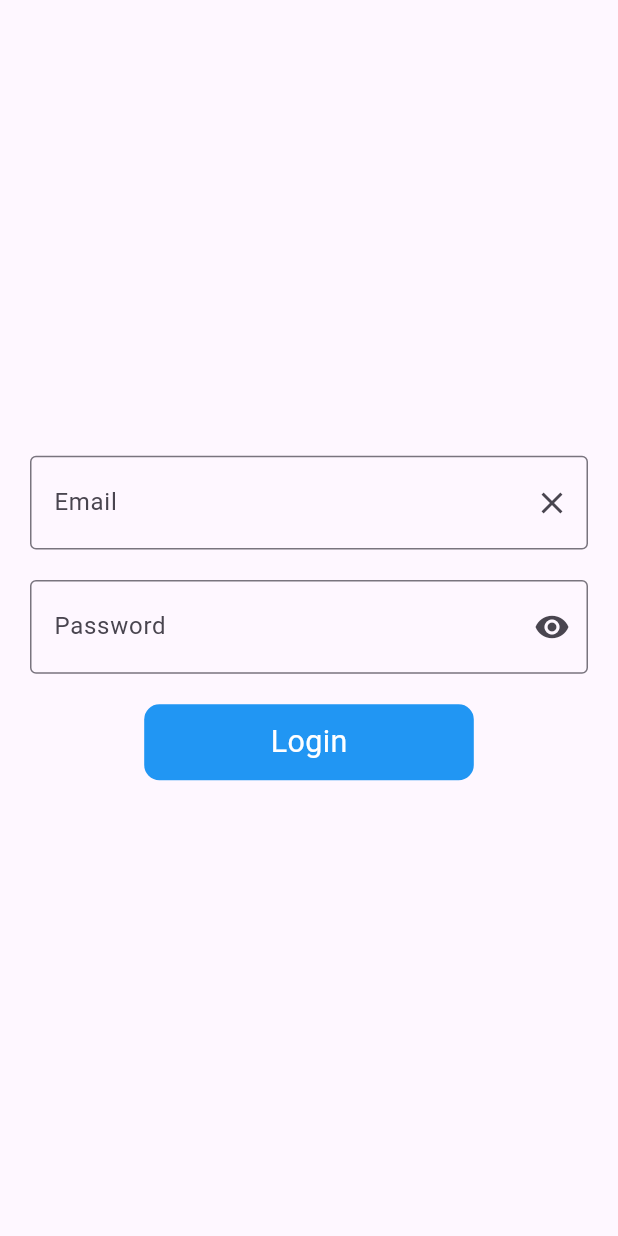
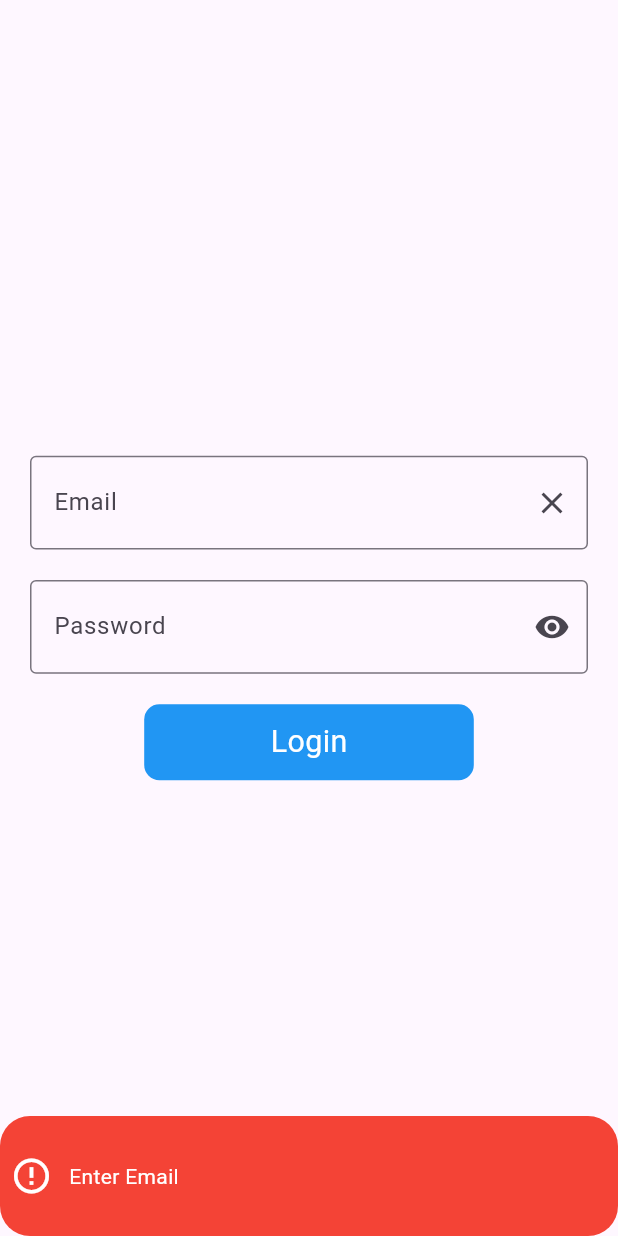
Before and after one commit to Muhammd-Shehzad/apis, a Flutter app: the screen it shows after launch, after a tap on "Login", on a phone screen of 412 x 824 dp. Run offline on Flutter 3.47's test engine with Material 3 defaults, Android fonts, the phone set to English and light mode, and no system bars; drawn by our look-alikes of another_flushbar; our stand-ins replace flutter_screenutil, get.

Commit message:
some changes done

```diff
--- /dev/null
+++ b/lib/data/Network/base_api_services.dart
@@ -0,0 +1,4 @@
+abstract class BaseApiServices {
+  Future<dynamic> getGetApiResponse(String url);
+  Future<dynamic> getPostApiResponse(String url, dynamic data);
+}
--- /dev/null
+++ b/lib/data/Response/status.dart
@@ -0,0 +1 @@
+enum Status { LOADING, COMPLETED, ERROR }
--- /dev/null
+++ b/lib/repositery/auth_repositery.dart
@@ -0,0 +1 @@
+class AuthRepositery {}
--- a/lib/utils/utils.dart
+++ b/lib/utils/utils.dart
@@ -1,3 +1,5 @@
+import 'package:another_flushbar/flushbar.dart';
+import 'package:another_flushbar/flushbar_route.dart';
 import 'package:flutter/material.dart';
 
 class Utils {
@@ -9,4 +11,20 @@ class Utils {
     currentFocus.unfocus();
     FocusScope.of(context).requestFocus(nextFocus);
   }
+
+  static void flashBarErrorMesage(String message, BuildContext context) {
+    showFlushbar(
+      context: context,
+      flushbar: Flushbar(
+        message: message,
+        duration: const Duration(seconds: 3),
+        backgroundColor: Colors.red,
+        flushbarPosition: FlushbarPosition.BOTTOM,
+        isDismissible: true,
+        borderRadius: BorderRadius.circular(20),
+        padding: const EdgeInsets.symmetric(vertical: 30),
+        icon: const Icon(Icons.error_outline, color: Colors.white, size: 28.0),
+      )..show(context),
+    );
+  }
 }
--- a/lib/view/Auth/Login/login.dart
+++ b/lib/view/Auth/Login/login.dart
@@ -78,7 +78,15 @@ class Login extends StatelessWidget {
                   CustomButton(
                     title: 'Login',
                     onPressed: () {
-                      print('Login button pressed');
+                      if (model.emailController.text.isEmpty) {
+                        Utils.flashBarErrorMesage('Enter Email', context);
+                      } else if (model.passwordController.text.isEmpty) {
+                        Utils.flashBarErrorMesage('Enter password', context);
+                      } else if (model.passwordController.text.length < 6) {
+                        Utils.flashBarErrorMesage('Enter ', context);
+                      } else {
+                        print('Api hit hai');
+                      }
                     },
                     isLoading: false,
                   ),
--- a/pubspec.yaml
+++ b/pubspec.yaml
@@ -38,6 +38,7 @@ dependencies:
   another_flushbar: ^1.12.30
   provider: ^6.1.5
   get: ^4.7.2
+  http: ^1.4.0
 
 dev_dependencies:
   flutter_test:
```
Also changed, not shown: lib/data/Network/networ_api_services.dart (added, +62 -0 lines), lib/data/Response/api_ressponse.dart (added, +17 -0 lines), lib/data/app_excaption.dart (added, +25 -0 lines), lib/view_model/auth_view_model.dart (added), pubspec.lock.
